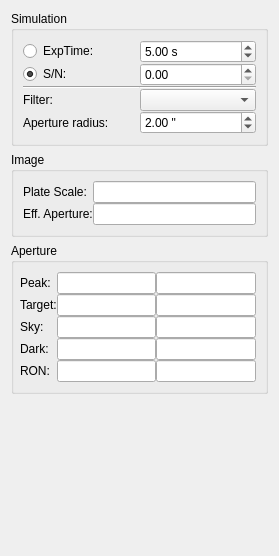
Qt form goetc/qt/widgetsimulation.ui (thusser/goetc) before a commit.
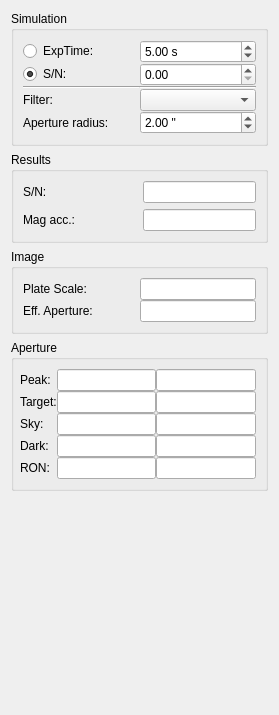
The same form after that commit.

Patch:
```diff
--- a/goetc/qt/widgetsimulation.ui
+++ b/goetc/qt/widgetsimulation.ui
@@ -7,13 +7,13 @@
     <x>0</x>
     <y>0</y>
     <width>279</width>
-    <height>556</height>
+    <height>715</height>
    </rect>
   </property>
   <property name="windowTitle">
    <string>Form</string>
   </property>
-  <layout class="QVBoxLayout" name="verticalLayout">
+  <layout class="QVBoxLayout" name="verticalLayout" stretch="0,0,0,0,1">
    <item>
     <widget class="QGroupBox" name="groupBox_11">
      <property name="title">
@@ -110,12 +110,55 @@
      </layout>
     </widget>
    </item>
+   <item>
+    <widget class="QGroupBox" name="groupBox">
+     <property name="title">
+      <string>Results</string>
+     </property>
+     <layout class="QGridLayout" name="gridLayout_2" columnstretch="1,1">
+      <item row="0" column="1">
+       <widget class="QLineEdit" name="lineSNR">
+        <property name="alignment">
+         <set>Qt::AlignCenter</set>
+        </property>
+        <property name="readOnly">
+         <bool>true</bool>
+        </property>
+       </widget>
+      </item>
+      <item row="1" column="0">
+       <widget class="QLabel" name="label_4">
+        <property name="text">
+         <string>Mag acc.:</string>
+        </property>
+       </widget>
+      </item>
+      <item row="1" column="1">
+       <widget class="QLineEdit" name="lineMagAcc">
+        <property name="alignment">
+         <set>Qt::AlignCenter</set>
+        </property>
+        <property name="readOnly">
+         <bool>true</bool>
+        </property>
+       </widget>
+      </item>
+      <item row="0" column="0">
+       <widget class="QLabel" name="label_3">
+        <property name="text">
+         <string>S/N:</string>
+        </property>
+       </widget>
+      </item>
+     </layout>
+    </widget>
+   </item>
    <item>
     <widget class="QGroupBox" name="groupBox_9">
      <property name="title">
       <string>Image</string>
      </property>
-     <layout class="QGridLayout" name="gridLayout_9">
+     <layout class="QGridLayout" name="gridLayout_9" columnstretch="1,1">
       <property name="spacing">
        <number>0</number>
       </property>
```
Left out of the diff: 2 changed lines with no effect on the pictures.
